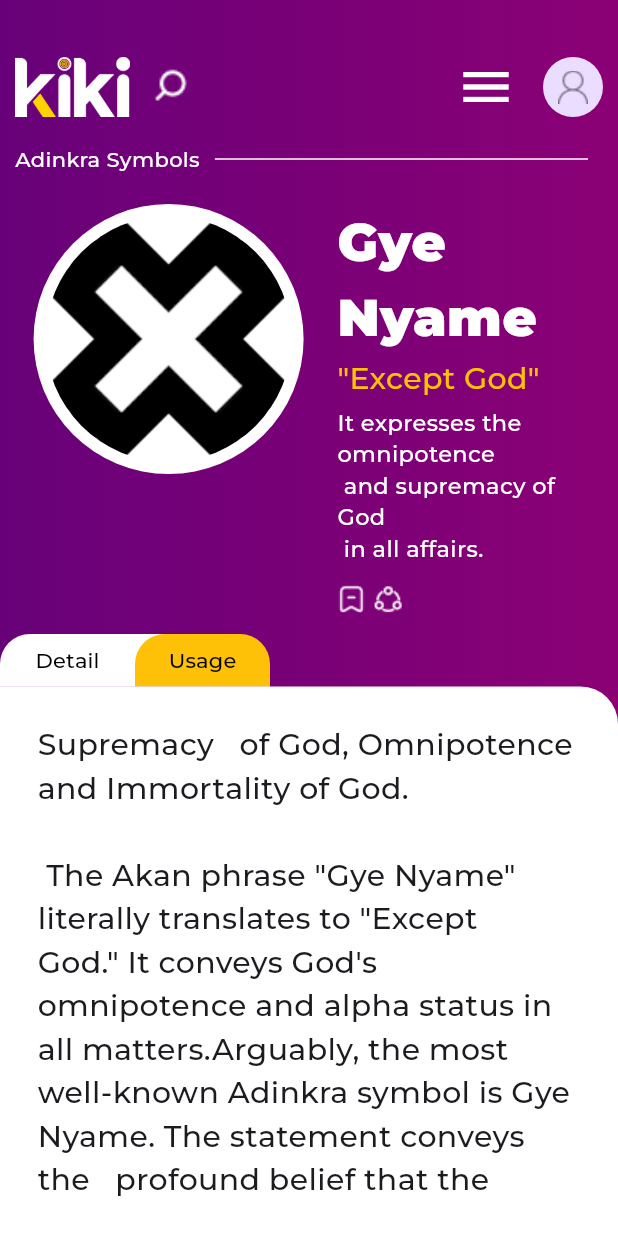
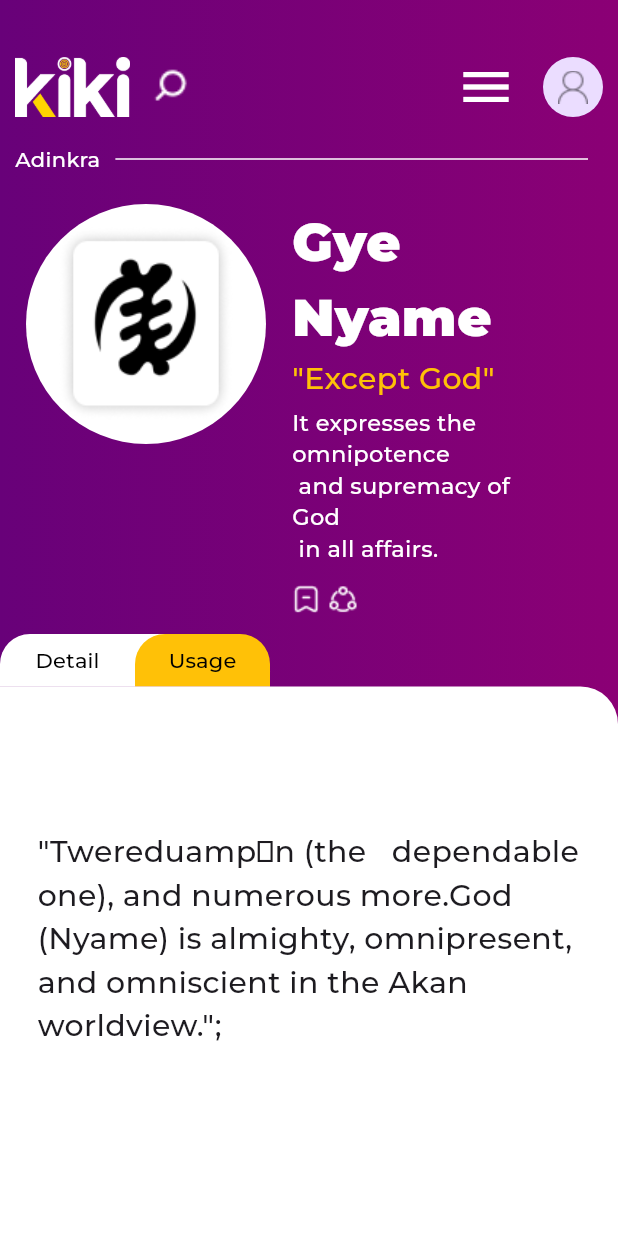
Before and after one commit to maxxdroid/kiki, a Flutter app: the KikiHome screen opened by its route, after a tap on "Gye Nyame", on a phone screen of 412 x 824 dp. Run offline on Flutter 3.47's test engine with Material 3 defaults, Android fonts, the phone set to English and light mode, and no system bars; our stand-ins replace get, shared_preferences; accounts and stored records are empty; project files that could hold a hidden picture were left out.

Commit message:
fix: update details page

```diff
--- a/lib/models/symbol.dart
+++ b/lib/models/symbol.dart
@@ -1,18 +1,32 @@
 class Symbols {
   String name;
+  String category;
   String imgUrl;
+  String details;
+  String usage;
+  String aka;
+  String summary;
 
   Symbols({
     required this.name,
-    required this.imgUrl
+    required this.imgUrl,
+    required this.category,
+    required this.details,
+    required this.usage,
+    required this.aka,
+    required this.summary
   });
 
   factory Symbols.fromJson(Map<String, dynamic> json) {
     return Symbols(
       name: json['name'],
       imgUrl: json['imgUrl'],
+      details: json['details'],
+      usage: json['usage'],
+      category: json['category'],
+      aka: json['aka'],
+      summary: json['summary']
     );
   }
-
   toJson() {}
 }
--- a/lib/screens/details_screen.dart
+++ b/lib/screens/details_screen.dart
@@ -3,10 +3,12 @@ import 'package:flutter/material.dart';
 import 'package:flutter/widgets.dart';
 import 'package:get/get_connect/http/src/utils/utils.dart';
 import 'package:kiki/consts/const_widgets.dart';
+import 'package:kiki/models/symbol.dart';
 import 'package:kiki/widgets/user_appbar.dart';
 
 class DetailedScreen extends StatefulWidget {
-  const DetailedScreen({super.key});
+  final Symbols symbol;
+  const DetailedScreen({super.key, required this.symbol});
 
   @override
   State<DetailedScreen> createState() => _DetailedScreenState();
@@ -17,7 +19,13 @@ class _DetailedScreenState extends State<DetailedScreen> {
   bool isUsageButtonClicked = false;
   bool isBookmarked = false;
 
-  String containerText = content;
+  String containerText = "";
+  @override
+  void initState() {
+    containerText = widget.symbol.details;
+    super.initState();
+  }
+
   void updateText(String text) {
     setState(() {
       containerText = text;
@@ -45,7 +53,7 @@ class _DetailedScreenState extends State<DetailedScreen> {
         child: Column(crossAxisAlignment: CrossAxisAlignment.start, children: [
           // SizedBox(height: size * 0.25),
           const MyAppBar(),
-          symbolType("Adinkra Symbols"),
+          symbolType(widget.symbol.category),
           const SizedBox(
             height: 20,
           ),
@@ -53,30 +61,27 @@ class _DetailedScreenState extends State<DetailedScreen> {
             crossAxisAlignment: CrossAxisAlignment.start,
             mainAxisAlignment: MainAxisAlignment.spaceEvenly,
             children: [
-              Container(
-                height: 180,
-                padding: const EdgeInsets.all(8),
-                decoration: const BoxDecoration(
-                  shape: BoxShape.circle,
-                  color: Colors.white,
-                ),
-                child: ClipOval(
-                  child: Image.asset(
-                    'assets/images/aban-medium.png',
-                    fit: BoxFit.fill,
+              CircleAvatar(
+                backgroundColor: Colors.white,
+                  radius: 80,
+                  child: Padding(
+                    padding: const EdgeInsets.all(15.0),
+                    child: Image.asset(widget.symbol.imgUrl),
                   ),
                 ),
-              ),
               Column(
                 crossAxisAlignment: CrossAxisAlignment.start,
                 mainAxisAlignment: MainAxisAlignment.spaceEvenly,
                 children: [
-                  const Text(
-                    "Gye\nNyame",
-                    style: TextStyle(
-                        fontSize: 35,
-                        fontWeight: FontWeight.w800,
-                        color: Colors.white),
+                  SizedBox(
+                    width: 200,
+                    child: Text(
+                      widget.symbol.name,
+                      style: const TextStyle(
+                          fontSize: 35,
+                          fontWeight: FontWeight.w800,
+                          color: Colors.white),
+                    ),
                   ),
                   SizedBox(height: size * 0.005),
                   const Text(
@@ -141,7 +146,7 @@ class _DetailedScreenState extends State<DetailedScreen> {
                       setState(() {
                         isDetailButtonClicked = true;
                         isUsageButtonClicked = false;
-                        updateText(content);
+                        updateText(widget.symbol.usage);
                       });
                     },
                     style: ButtonStyle(
@@ -177,7 +182,7 @@ class _DetailedScreenState extends State<DetailedScreen> {
                       setState(() {
                         isUsageButtonClicked = true;
                         isDetailButtonClicked = false;
-                        updateText(content1);
+                        updateText(widget.symbol.details);
                       });
                     },
                     style: ButtonStyle(
@@ -236,9 +241,3 @@ class _DetailedScreenState extends State<DetailedScreen> {
     );
   }
 }
-
-// name
-// email
-// contact us
-// sign out
-// about
--- a/lib/screens/kiki_home.dart
+++ b/lib/screens/kiki_home.dart
@@ -61,7 +61,7 @@ class _KikiHomeState extends State<KikiHome> {
                           itemBuilder: (context, index) {
                             return InkWell(
                               onTap: () {
-                                Get.to(const DetailedScreen(),
+                                Get.to(DetailedScreen(symbol: symbolList[index],),
                                     transition: Transition.fadeIn);
                               },
                               child: Column(
@@ -101,7 +101,12 @@ class _KikiHomeState extends State<KikiHome> {
                           scrollDirection: Axis.horizontal,
                           itemCount: newSymbolList.length,
                           itemBuilder: (context, index) {
-                            return Padding(
+                            return InkWell(
+                              onTap: () {
+                                Get.to(DetailedScreen(symbol: newSymbolList[index],),
+                                    transition: Transition.fadeIn);
+                              },
+                              child: Padding(
                                 padding: const EdgeInsets.only(left: 10.0, right: 5),
                                 child: Column(
                                   children: [
@@ -130,6 +135,7 @@ class _KikiHomeState extends State<KikiHome> {
                                     )
                                   ],
                                 ),
+                              ),
                             );
                           }),
                     ),
```
Also changed, not shown: lib/consts/sample_data.dart (+85 -10 lines), assets/images/s1.png (added), assets/images/s2.png (added), assets/images/s3.png (added), assets/images/s4.png (added), assets/images/s5.png (added), 1 other file. Lines whose indentation alone changed are shown as unchanged.
